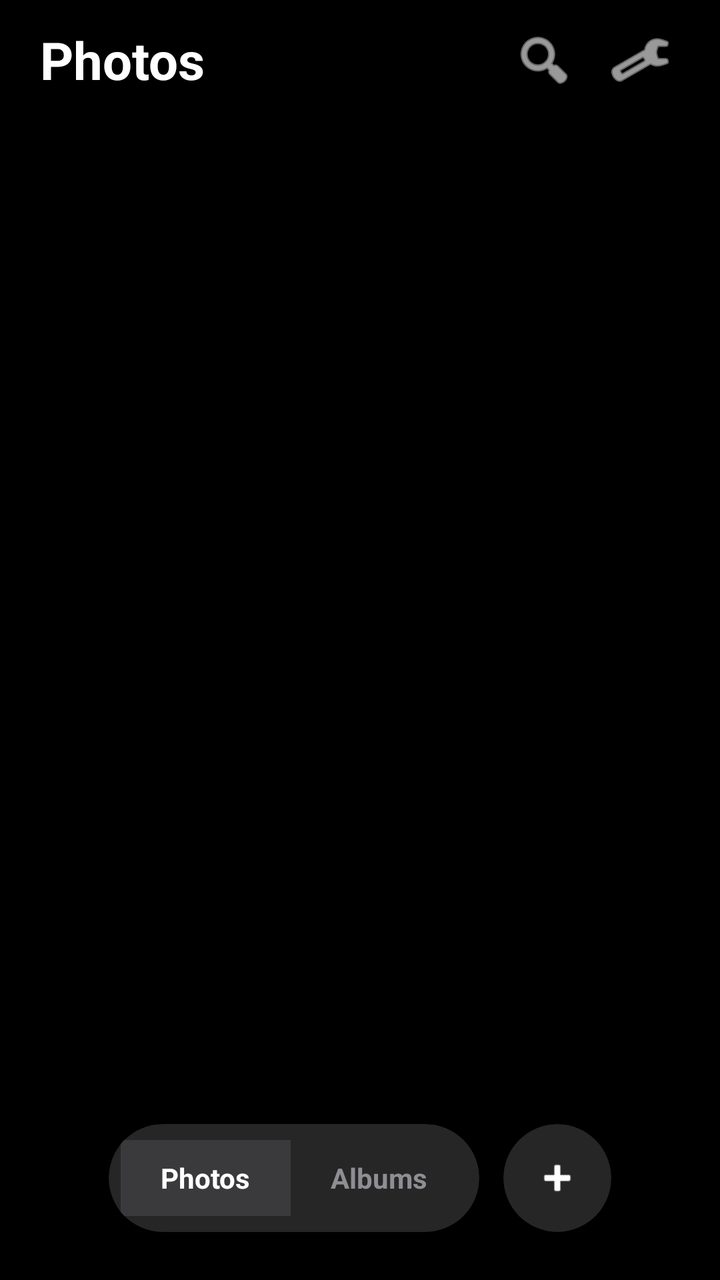
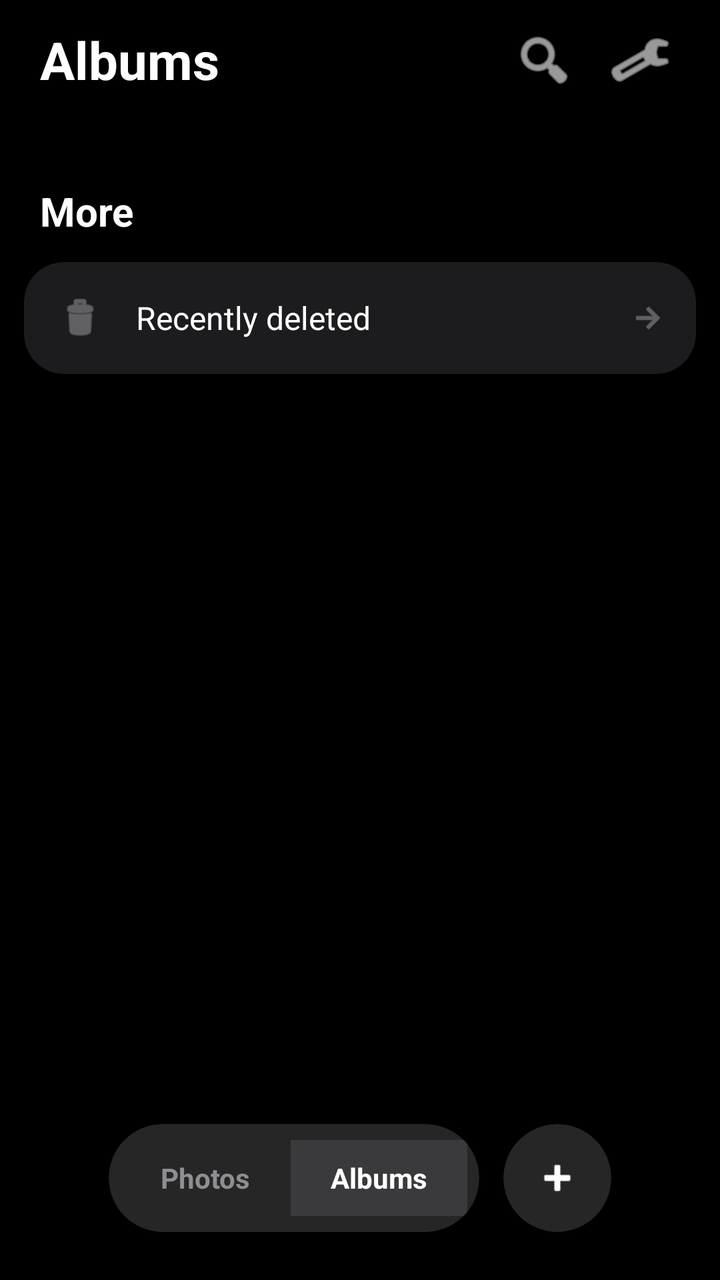

An Android layout rendered at two revisions. The XML below is the earlier revision; the diff shows what the commit changed to produce the second picture.
<!-- AndroidManifest.xml: application theme Theme.AppCompat.DayNight.NoActionBar -->
<!-- res/layout/activity_main.xml -->
<?xml version="1.0" encoding="utf-8"?>
<RelativeLayout xmlns:android="http://schemas.android.com/apk/res/android"
    xmlns:app="http://schemas.android.com/apk/res-auto"
    android:layout_width="match_parent"
    android:layout_height="match_parent"
    android:background="#000000">

    
    <RelativeLayout
        android:id="@+id/topBar"
        android:layout_width="match_parent"
        android:layout_height="60dp"
        android:paddingHorizontal="20dp">

        <TextView
            android:id="@+id/tvMainTitle"
            android:layout_width="wrap_content"
            android:layout_height="wrap_content"
            android:layout_centerVertical="true"
            android:text="Photos"
            android:textColor="#FFFFFF"
            android:textSize="26sp"
            android:textStyle="bold" />

        <LinearLayout
            android:layout_width="wrap_content"
            android:layout_height="wrap_content"
            android:layout_alignParentEnd="true"
            android:layout_centerVertical="true"
            android:orientation="horizontal">

            <ImageButton
                android:id="@+id/btnSearch"
                android:layout_width="40dp"
                android:layout_height="40dp"
                android:background="?attr/selectableItemBackgroundBorderless"
                android:src="@android:drawable/ic_menu_search"
                app:tint="#FFFFFF" />

            <ImageButton
                android:id="@+id/btnSettings"
                android:layout_width="40dp"
                android:layout_height="40dp"
                android:layout_marginStart="8dp"
                android:background="?attr/selectableItemBackgroundBorderless"
                android:src="@android:drawable/ic_menu_manage"
                app:tint="#FFFFFF" />
        </LinearLayout>
    </RelativeLayout>

    
    <androidx.recyclerview.widget.RecyclerView
        android:id="@+id/recyclerViewMain"
        android:layout_width="match_parent"
        android:layout_height="match_parent"
        android:layout_above="@id/floatingPillNav"
        android:layout_below="@id/topBar"
        android:padding="8dp" />

    
    <LinearLayout
        android:id="@+id/floatingPillNav"
        android:layout_width="wrap_content"
        android:layout_height="54dp"
        android:layout_alignParentBottom="true"
        android:layout_centerHorizontal="true"
        android:layout_marginBottom="24dp"
        android:background="@android:color/transparent"
        android:gravity="center_vertical"
        android:orientation="horizontal">

        <androidx.cardview.widget.CardView
            android:layout_width="wrap_content"
            android:layout_height="match_parent"
            app:cardBackgroundColor="#262626"
            app:cardCornerRadius="27dp"
            app:cardElevation="8dp">

            <LinearLayout
                android:layout_width="wrap_content"
                android:layout_height="match_parent"
                android:gravity="center"
                android:paddingHorizontal="6dp"
                android:orientation="horizontal">

                <TextView
                    android:id="@+id/tabPhotos"
                    android:layout_width="wrap_content"
                    android:layout_height="38dp"
                    android:background="#3A3A3C"
                    android:gravity="center"
                    android:paddingHorizontal="20dp"
                    android:text="Photos"
                    android:textColor="#FFFFFF"
                    android:textSize="14sp"
                    android:textStyle="bold" />

                <TextView
                    android:id="@+id/tabAlbums"
                    android:layout_width="wrap_content"
                    android:layout_height="38dp"
                    android:gravity="center"
                    android:paddingHorizontal="20dp"
                    android:text="Albums"
                    android:textColor="#8E8E93"
                    android:textSize="14sp"
                    android:textStyle="bold" />
            </LinearLayout>
        </androidx.cardview.widget.CardView>

        
        <androidx.cardview.widget.CardView
            android:id="@+id/btnNavPlus"
            android:layout_width="54dp"
            android:layout_height="54dp"
            android:layout_marginStart="12dp"
            app:cardBackgroundColor="#262626"
            app:cardCornerRadius="27dp"
            app:cardElevation="8dp">

            <ImageView
                android:layout_width="24dp"
                android:layout_height="24dp"
                android:layout_gravity="center"
                android:src="@android:drawable/ic_input_add"
                app:tint="#FFFFFF" />
        </androidx.cardview.widget.CardView>
    </LinearLayout>

</RelativeLayout>
<!-- resources referenced by this layout -->
<resources>

</resources>

<!-- the commit's change to res/layout/activity_main.xml (unified diff, before → after) -->
@@ -17,7 +17,7 @@
             android:layout_width="wrap_content"
             android:layout_height="wrap_content"
             android:layout_centerVertical="true"
-            android:text="Photos"
+            android:text="Albums"
             android:textColor="#FFFFFF"
             android:textSize="26sp"
             android:textStyle="bold" />
@@ -49,13 +49,91 @@
     </RelativeLayout>
 
     
-    <androidx.recyclerview.widget.RecyclerView
-        android:id="@+id/recyclerViewMain"
+    <ScrollView
         android:layout_width="match_parent"
         android:layout_height="match_parent"
         android:layout_above="@id/floatingPillNav"
-        android:layout_below="@id/topBar"
-        android:padding="8dp" />
+        android:layout_below="@id/topBar">
+
+        <LinearLayout
+            android:layout_width="match_parent"
+            android:layout_height="wrap_content"
+            android:orientation="vertical"
+            android:padding="12dp">
+
+            
+            <androidx.recyclerview.widget.RecyclerView
+                android:id="@+id/recyclerViewMain"
+                android:layout_width="match_parent"
+                android:layout_height="wrap_content"
+                android:nestedScrollingEnabled="false" />
+
+            
+            <TextView
+                android:id="@+id/tvMoreHeader"
+                android:layout_width="wrap_content"
+                android:layout_height="wrap_content"
+                android:text="More"
+                android:textColor="#FFFFFF"
+                android:textSize="20sp"
+                android:textStyle="bold"
+                android:layout_marginTop="20dp"
+                android:layout_marginBottom="12dp"
+                android:layout_marginStart="8dp" />
+
+            <androidx.cardview.widget.CardView
+                android:id="@+id/cardMoreSection"
+                android:layout_width="match_parent"
+                android:layout_height="wrap_content"
+                android:layout_marginBottom="24dp"
+                app:cardBackgroundColor="#1C1C1E"
+                app:cardCornerRadius="20dp">
+
+                <LinearLayout
+                    android:layout_width="match_parent"
+                    android:layout_height="wrap_content"
+                    android:orientation="vertical"
+                    android:paddingHorizontal="16dp">
+
+                    
+                    <RelativeLayout
+                        android:id="@+id/btnNavTrash"
+                        android:layout_width="match_parent"
+                        android:layout_height="wrap_content"
+                        android:paddingVertical="16dp"
+                        android:background="?attr/selectableItemBackground">
+
+                        <ImageView
+                            android:id="@+id/icTrash"
+                            android:layout_width="24dp"
+                            android:layout_height="24dp"
+                            android:src="@android:drawable/ic_menu_delete"
+                            app:tint="#8E8E93" />
+
+                        <TextView
+                            android:layout_width="wrap_content"
+                            android:layout_height="wrap_content"
+                            android:layout_toEndOf="@id/icTrash"
+                            android:layout_centerVertical="true"
+                            android:layout_marginStart="16dp"
+                            android:text="Recently deleted"
+                            android:textColor="#FFFFFF"
+                            android:textSize="16sp" />
+
+                        <ImageView
+                            android:layout_width="16dp"
+                            android:layout_height="16dp"
+                            android:layout_alignParentEnd="true"
+                            android:layout_centerVertical="true"
+                            android:src="@android:drawable/ic_menu_forward"
+                            app:tint="#8E8E93" />
+                    </RelativeLayout>
+
+                </LinearLayout>
+            </androidx.cardview.widget.CardView>
+
+        </LinearLayout>
+    </ScrollView>
 
     
     <LinearLayout
@@ -87,11 +165,10 @@
                     android:id="@+id/tabPhotos"
                     android:layout_width="wrap_content"
                     android:layout_height="38dp"
-                    android:background="#3A3A3C"
                     android:gravity="center"
                     android:paddingHorizontal="20dp"
                     android:text="Photos"
-                    android:textColor="#FFFFFF"
+                    android:textColor="#8E8E93"
                     android:textSize="14sp"
                     android:textStyle="bold" />
 
@@ -99,16 +176,16 @@
                     android:id="@+id/tabAlbums"
                     android:layout_width="wrap_content"
                     android:layout_height="38dp"
+                    android:background="#3A3A3C"
                     android:gravity="center"
                     android:paddingHorizontal="20dp"
                     android:text="Albums"
-                    android:textColor="#8E8E93"
+                    android:textColor="#FFFFFF"
                     android:textSize="14sp"
                     android:textStyle="bold" />
             </LinearLayout>
         </androidx.cardview.widget.CardView>
 
-        
         <androidx.cardview.widget.CardView
             android:id="@+id/btnNavPlus"
             android:layout_width="54dp"
